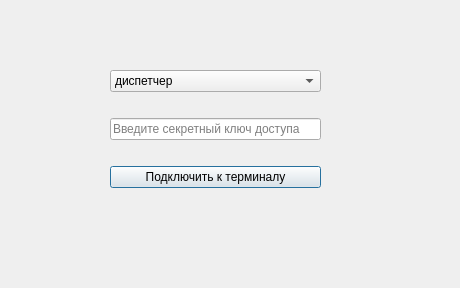
The window that cosmo_dialog.ui (raines3/qtqt) describes before a commit, drawn with Qt 5.
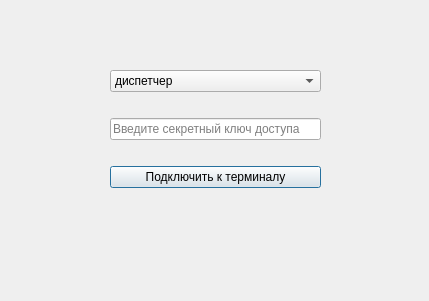
The same window after the commit.

Diff of the .ui file:
```diff
--- a/cosmo_dialog.ui
+++ b/cosmo_dialog.ui
@@ -6,8 +6,8 @@
    <rect>
     <x>0</x>
     <y>0</y>
-    <width>460</width>
-    <height>288</height>
+    <width>429</width>
+    <height>301</height>
    </rect>
   </property>
   <property name="windowTitle">
```
